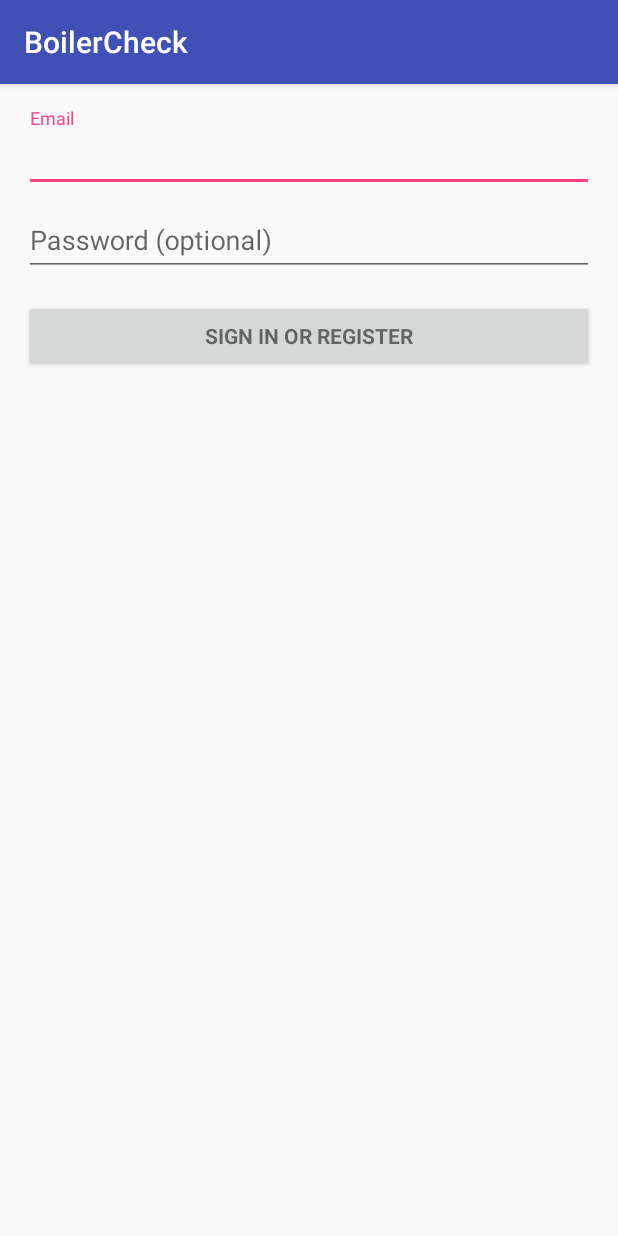
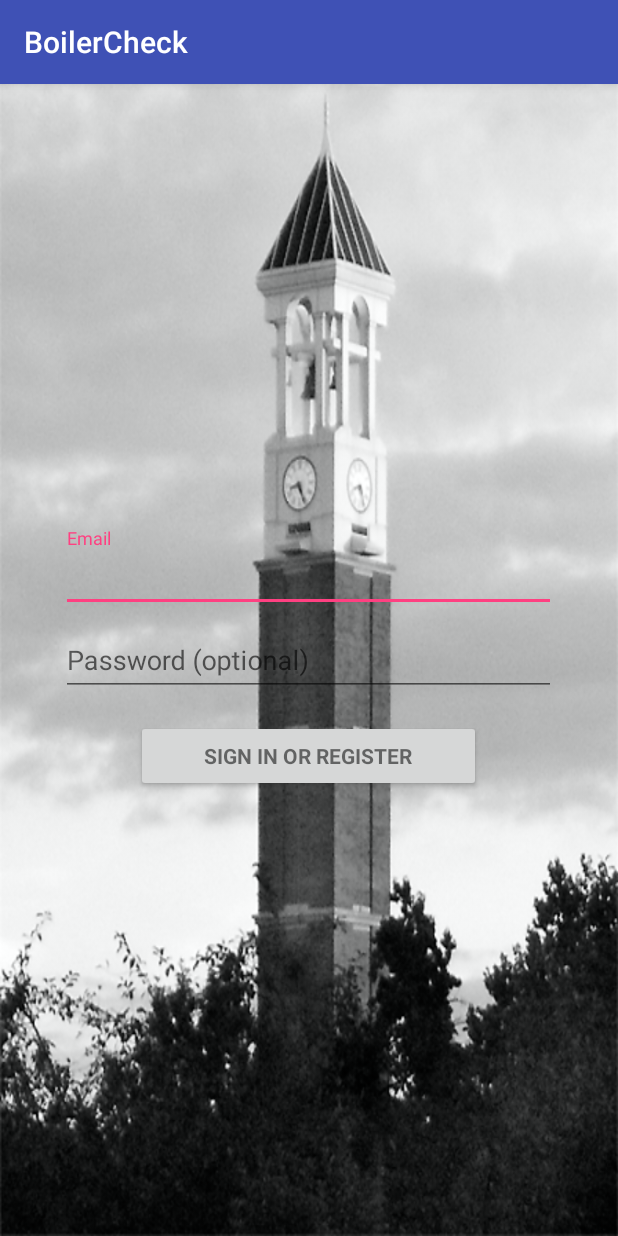
Before and after one commit to jrichwine/cs408-Testing, an Android app: the screen it shows after launch (LoginActivity), on a phone screen of 412 x 824 dp. Run offline under Robolectric (Android 15) with nearby library versions, the phone set to English and light mode, and no system bars; 2 statements that could not run were skipped.

Commit message:
background

```diff
--- a/BoilerCheck/app/src/main/res/layout/activity_login.xml
+++ b/BoilerCheck/app/src/main/res/layout/activity_login.xml
@@ -2,13 +2,14 @@
     xmlns:tools="http://schemas.android.com/tools"
     android:layout_width="match_parent"
     android:layout_height="match_parent"
-    android:gravity="center_horizontal"
-    android:orientation="vertical"
+    android:gravity="center_vertical|center_horizontal"
     android:paddingBottom="@dimen/activity_vertical_margin"
     android:paddingLeft="@dimen/activity_horizontal_margin"
     android:paddingRight="@dimen/activity_horizontal_margin"
     android:paddingTop="@dimen/activity_vertical_margin"
-    tools:context="com.cs408.team13.BoilerCheck.LoginActivity">
+    tools:context="com.cs408.team13.BoilerCheck.LoginActivity"
+    android:background="@drawable/background"
+    android:orientation="vertical">
 
     <!-- Login progress -->
     <ProgressBar
@@ -21,8 +22,9 @@
 
     <ScrollView
         android:id="@+id/login_form"
-        android:layout_width="match_parent"
-        android:layout_height="match_parent">
+        android:layout_width="330dp"
+        android:layout_height="wrap_content"
+        android:layout_gravity="center">
 
         <LinearLayout
             android:id="@+id/email_login_form"
@@ -70,7 +72,10 @@
                 android:layout_height="wrap_content"
                 android:layout_marginTop="16dp"
                 android:text="@string/action_sign_in"
-                android:textStyle="bold" />
+                android:textStyle="bold"
+                android:elegantTextHeight="false"
+                android:layout_marginLeft="50dp"
+                android:layout_marginRight="50dp" />
 
         </LinearLayout>
     </ScrollView>
```
Also changed, not shown: BoilerCheck/app/src/main/res/drawable/background.png (added).
